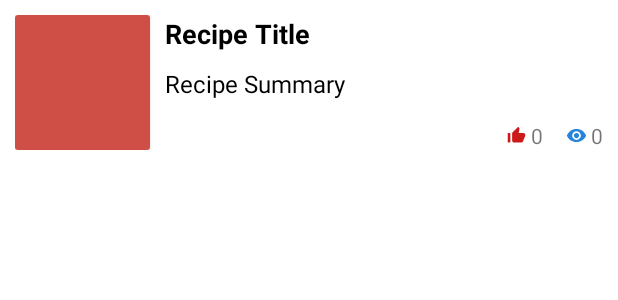
After one commit to jymun-97/HaruSekki, an Android app: the layout item_recipe_linear.xml on its own in the app's theme, with its tools: preview values and no code run, on a phone screen of 412 x 824 dp. The commit adds this screen. Shown: the top 300 px of the screen. Run offline under Robolectric (Android 15) with nearby library versions, the phone set to English and light mode, and no system bars; network calls fail.

Commit message:
feat: Linear 형식의 레시피 모델 레이아웃

```diff
--- /dev/null
+++ b/app/src/main/res/layout/item_recipe_linear.xml
@@ -0,0 +1,94 @@
+<?xml version="1.0" encoding="utf-8"?>
+<layout xmlns:android="http://schemas.android.com/apk/res/android"
+    xmlns:app="http://schemas.android.com/apk/res-auto"
+    xmlns:tools="http://schemas.android.com/tools">
+
+    <data>
+
+        <variable
+            name="recipe"
+            type="com.jymun.harusekki.data.model.recipe.Recipe" />
+    </data>
+
+    <androidx.constraintlayout.widget.ConstraintLayout
+        android:layout_width="match_parent"
+        android:layout_height="wrap_content"
+        android:padding="10dp">
+
+        <androidx.cardview.widget.CardView
+            android:id="@+id/thumbnailCardView"
+            android:layout_width="90dp"
+            android:layout_height="90dp"
+            app:layout_constraintBottom_toBottomOf="parent"
+            app:layout_constraintStart_toStartOf="parent"
+            app:layout_constraintTop_toTopOf="parent">
+
+            <ImageView
+                android:id="@+id/thumbnailImageView"
+                android:layout_width="match_parent"
+                android:layout_height="match_parent"
+                tools:src="@color/app_signature_bright" />
+
+        </androidx.cardview.widget.CardView>
+
+        <TextView
+            android:id="@+id/recipeTitleTextView"
+            android:layout_width="0dp"
+            android:layout_height="wrap_content"
+            android:layout_marginStart="10dp"
+            android:text="@{recipe.title}"
+            android:textColor="@color/black"
+            android:textSize="18sp"
+            android:textStyle="bold"
+            app:layout_constraintEnd_toEndOf="parent"
+            app:layout_constraintStart_toEndOf="@id/thumbnailCardView"
+            app:layout_constraintTop_toTopOf="parent"
+            tools:text="Recipe Title" />
+
+        <TextView
+            android:id="@+id/recipeSummaryTextView"
+            android:layout_width="0dp"
+            android:layout_height="wrap_content"
+            android:layout_marginTop="10dp"
+            android:maxLines="2"
+            android:text="@{recipe.summary}"
+            android:textColor="@color/black"
+            android:textSize="16sp"
+            app:layout_constraintEnd_toEndOf="parent"
+            app:layout_constraintStart_toStartOf="@id/recipeTitleTextView"
+            app:layout_constraintTop_toBottomOf="@id/recipeTitleTextView"
+            tools:text="Recipe Summary" />
+
+        <TextView
+            android:id="@+id/hitsTextView"
+            android:layout_width="wrap_content"
+            android:layout_height="wrap_content"
+            android:layout_marginTop="2dp"
+            android:ellipsize="end"
+            android:text="@{Long.toString(recipe.hits)}"
+            android:textSize="14dp"
+            app:drawableStartCompat="@drawable/drawable_start_ic_hit"
+            app:drawableTint="@color/blue"
+            app:layout_constraintBottom_toBottomOf="parent"
+            app:layout_constraintEnd_toEndOf="parent"
+            tools:ignore="SpUsage"
+            tools:text="0" />
+
+        <TextView
+            android:id="@+id/likesTextView"
+            android:layout_width="wrap_content"
+            android:layout_height="wrap_content"
+            android:layout_marginTop="2dp"
+            android:layout_marginEnd="15dp"
+            android:text="@{Long.toString(recipe.likes)}"
+            android:textSize="14dp"
+            app:drawableStartCompat="@drawable/drawable_start_ic_like"
+            app:drawableTint="@color/app_signature_dark"
+            app:layout_constraintBottom_toBottomOf="parent"
+            app:layout_constraintEnd_toStartOf="@id/hitsTextView"
+            app:layout_constraintHorizontal_chainStyle="packed"
+            tools:ignore="SpUsage"
+            tools:text="0" />
+
+    </androidx.constraintlayout.widget.ConstraintLayout>
+</layout>
--- a/app/src/main/res/values/strings.xml
+++ b/app/src/main/res/values/strings.xml
@@ -4,6 +4,7 @@
     </string>
     <string name="app_name">하루세끼</string>
     <string name="best_recipe">Best 레시피</string>
+    <string name="latest_recipe">최근 등록된 레시피</string>
 
     <!-- Bottom Navigation -->
     <string name="home">홈</string>
```
